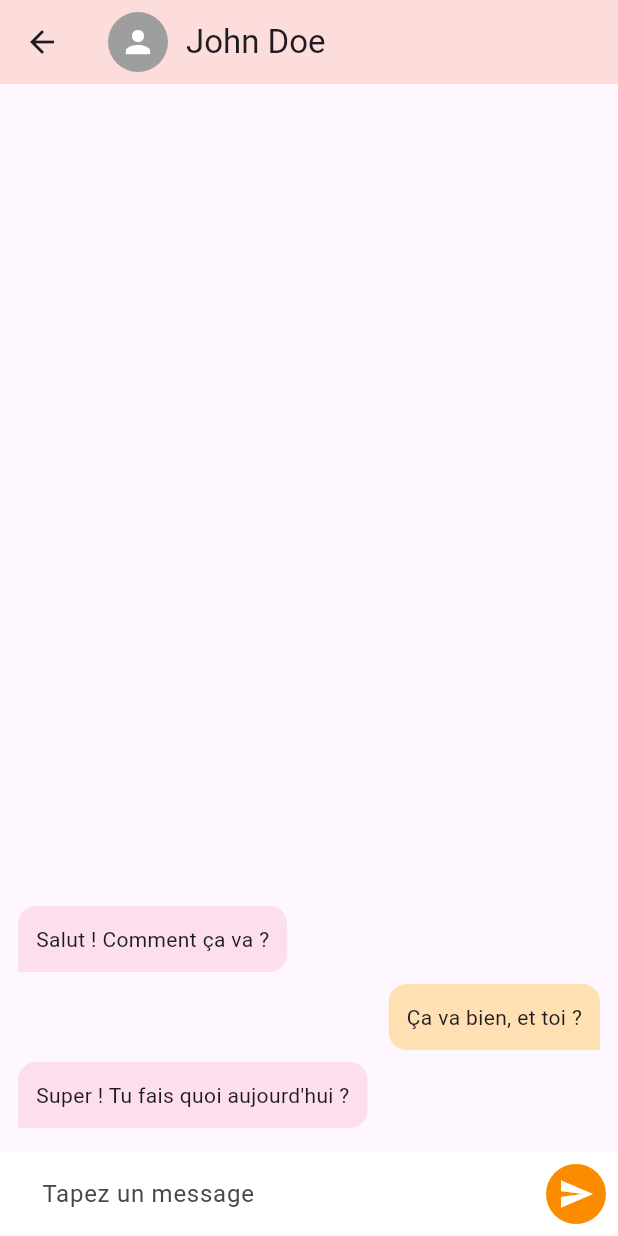
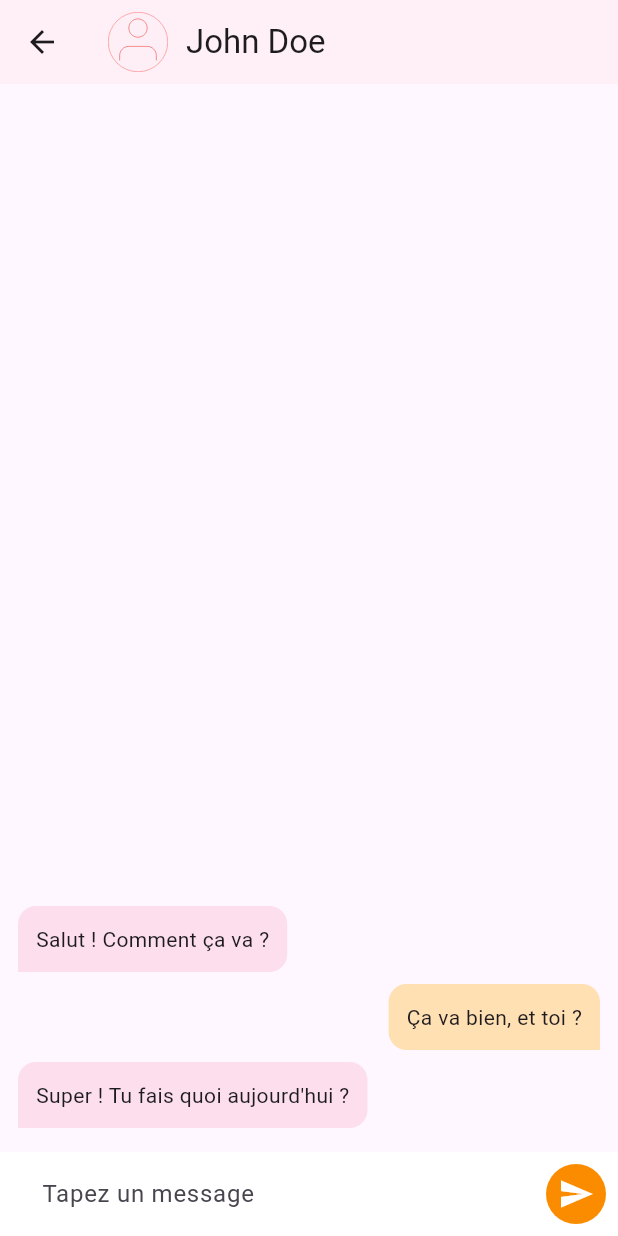
Before and after one commit to Idriss-rayan/chat007, a Flutter app: the MsgPage screen opened directly, after a tap on "John Doe", on a phone screen of 412 x 824 dp. Run offline on Flutter 3.47's test engine with Material 3 defaults, Android fonts, the phone set to English and light mode, and no system bars; our stand-ins replace country_picker, flutter_staggered_animations, flutter_svg, font_awesome_flutter, like_button; missing offline and left inert: phone_form_field.

Commit message:
add new file

```diff
--- a/lib/pages/otherspages/messages/card_msg.dart
+++ b/lib/pages/otherspages/messages/card_msg.dart
@@ -18,7 +18,7 @@ class _CardMsgState extends State<CardMsg> {
           context,
           PageRouteBuilder(
             pageBuilder: (context, animation, secondaryAnimation) =>
-                ChatDiscussion(),
+                const ChatDiscussion(),
             transitionsBuilder:
                 (context, animation, secondaryAnimation, child) {
               return FadeTransition(opacity: animation, child: child);
--- a/lib/pages/otherspages/messages/chat_discussion.dart
+++ b/lib/pages/otherspages/messages/chat_discussion.dart
@@ -1,4 +1,5 @@
 import 'package:flutter/material.dart';
+import 'package:flutter_svg/svg.dart';
 
 class ChatDiscussion extends StatefulWidget {
   const ChatDiscussion({super.key});
@@ -36,13 +37,13 @@ class _ChatDiscussionState extends State<ChatDiscussion> {
   Widget build(BuildContext context) {
     return Scaffold(
       appBar: AppBar(
-        backgroundColor: const Color.fromARGB(40, 244, 80, 30),
+        backgroundColor: const Color.fromARGB(10, 244, 80, 30),
         title: Row(
           children: [
-            const CircleAvatar(
-              radius: 20,
-              backgroundColor: Colors.grey,
-              child: Icon(Icons.person, color: Colors.white),
+            SvgPicture.asset(
+              'assets/component/avatar.svg',
+              width: 40,
+              height: 40,
             ),
             const SizedBox(width: 12),
             const Text("John Doe"),
```
